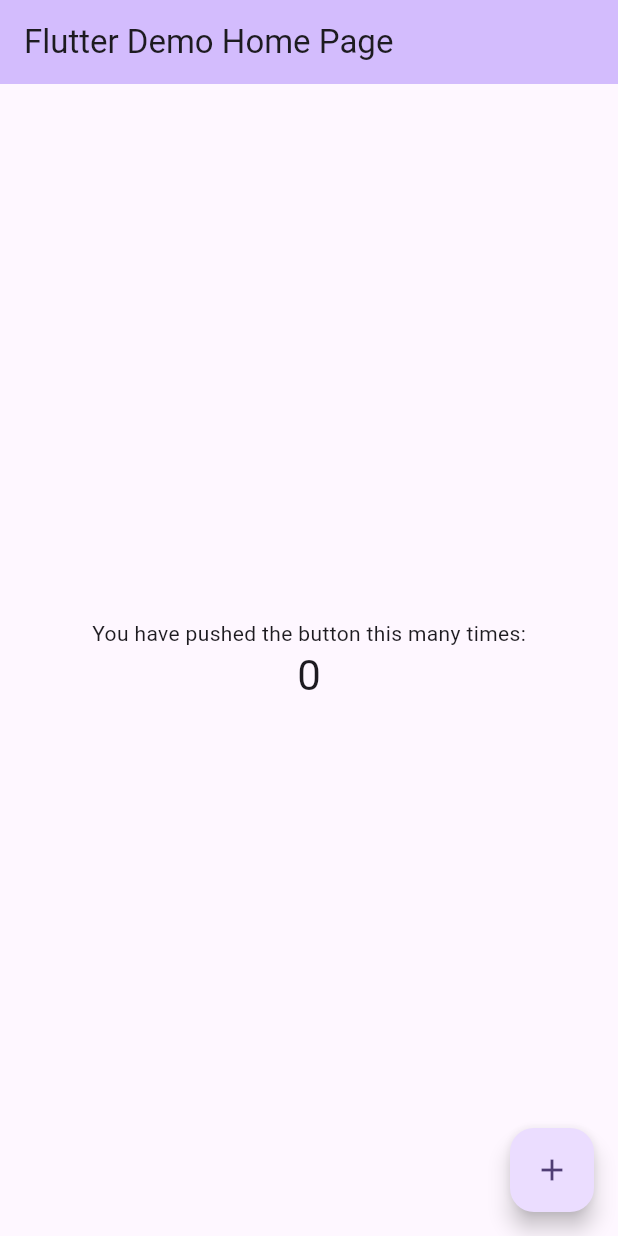
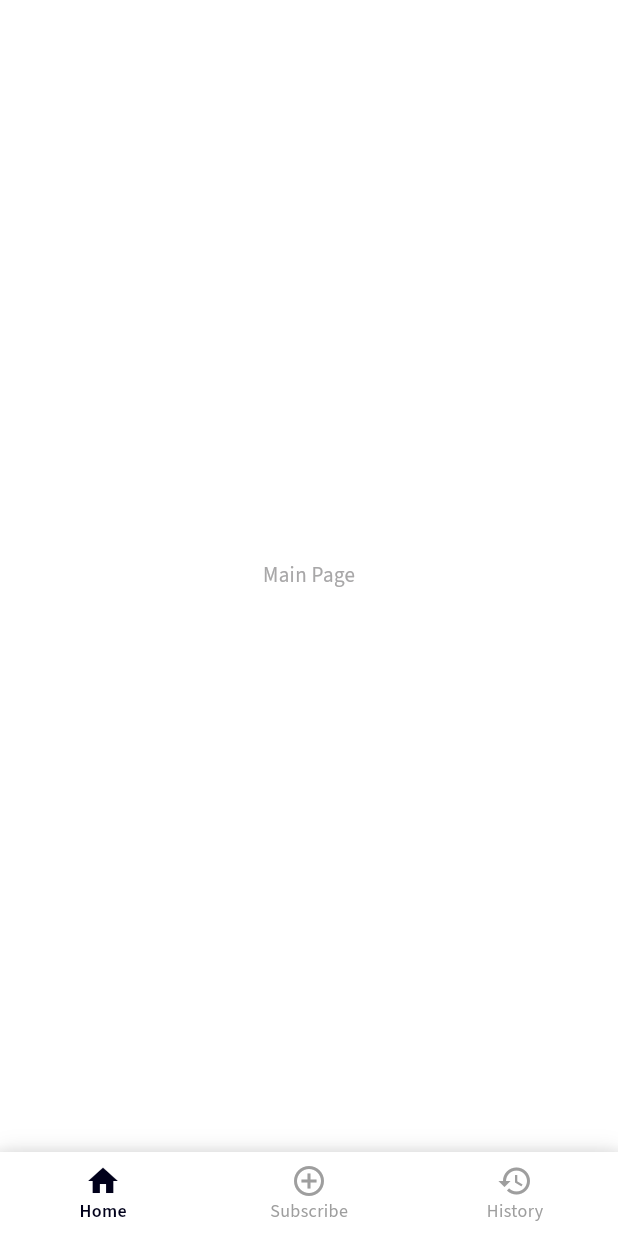
Before and after one commit to stivenDR14/fic-test-web-flutter, a Flutter app: the screen it shows after launch, on a phone screen of 412 x 824 dp. Run offline on Flutter 3.47's test engine with Material 3 defaults, Android fonts, the phone set to English and light mode, and no system bars; our stand-ins replace dio, get_it; statements that could not run were skipped.

Commit message:
first architecture version

```diff
--- /dev/null
+++ b/lib/config/router/app_router.dart
@@ -0,0 +1,104 @@
+import 'package:flutter/material.dart';
+import '../../features/home/presentation/pages/main_page.dart';
+import '../../features/subscription/presentation/subscribe_page.dart';
+import '../../features/history/presentation/pages/history_page.dart';
+
+// Simple router configuration
+enum AppRoute { main, subscribe, history }
+
+class AppRouter extends RouterDelegate<AppRoute>
+    with ChangeNotifier, PopNavigatorRouterDelegateMixin<AppRoute> {
+  static final AppRouter _instance = AppRouter._internal();
+  factory AppRouter() => _instance;
+  AppRouter._internal();
+
+  @override
+  final GlobalKey<NavigatorState> navigatorKey = GlobalKey<NavigatorState>();
+
+  AppRoute _currentRoute = AppRoute.main;
+
+  @override
+  AppRoute get currentConfiguration => _currentRoute;
+
+  @override
+  Widget build(BuildContext context) {
+    return Navigator(
+      key: navigatorKey,
+      pages: [_buildPage(_currentRoute)],
+      onPopPage: (route, result) {
+        if (!route.didPop(result)) return false;
+        _currentRoute = AppRoute.main;
+        notifyListeners();
+        return true;
+      },
+    );
+  }
+
+  Page _buildPage(AppRoute route) {
+    Widget page;
+    String name;
+
+    switch (route) {
+      case AppRoute.main:
+        page = const MainPage();
+        name = '/';
+        break;
+      case AppRoute.subscribe:
+        page = const SubscribePage();
+        name = '/subscribe';
+        break;
+      case AppRoute.history:
+        page = const HistoryPage();
+        name = '/history';
+        break;
+    }
+
+    return MaterialPage(key: ValueKey(name), name: name, child: page);
+  }
+
+  @override
+  Future<void> setNewRoutePath(AppRoute configuration) async {
+    _currentRoute = configuration;
+    notifyListeners();
+  }
+
+  // Simple navigation methods
+  static void navigateToMain() => _instance._navigate(AppRoute.main);
+  static void navigateToSubscribe() => _instance._navigate(AppRoute.subscribe);
+  static void navigateToHistory() => _instance._navigate(AppRoute.history);
+
+  void _navigate(AppRoute route) {
+    _currentRoute = route;
+    notifyListeners();
+  }
+}
+
+// Simple route information parser
+class SimpleRouteInformationParser extends RouteInformationParser<AppRoute> {
+  @override
+  Future<AppRoute> parseRouteInformation(
+    RouteInformation routeInformation,
+  ) async {
+    final path = routeInformation.uri.path;
+    switch (path) {
+      case '/subscribe':
+        return AppRoute.subscribe;
+      case '/history':
+        return AppRoute.history;
+      default:
+        return AppRoute.main;
+    }
+  }
+
+  @override
+  RouteInformation restoreRouteInformation(AppRoute configuration) {
+    switch (configuration) {
+      case AppRoute.main:
+        return RouteInformation(uri: Uri.parse('/'));
+      case AppRoute.subscribe:
+        return RouteInformation(uri: Uri.parse('/subscribe'));
+      case AppRoute.history:
+        return RouteInformation(uri: Uri.parse('/history'));
+    }
+  }
+}
--- /dev/null
+++ b/lib/config/theme/app_colors.dart
@@ -0,0 +1,25 @@
+import 'package:flutter/material.dart';
+
+class AppColors {
+  static const Color primary = Color(0xFF00001A);
+  static const Color secondary = Color(0xFF1B4278);
+
+  static const Color background = Colors.white;
+  static const Color surface = Colors.white;
+  static const Color error = Color(0xFFB00020);
+
+  static const Color textPrimary = Colors.black;
+  static const Color textSecondary = Color(0xFFA8A7A8);
+  static const Color textHint = Color(0xFF8E8E93);
+
+  static const Color itemsText = Colors.white;
+  static const Color itemsBackground = Color(0xFF0060C0);
+
+  static const Color tabUnselected = Color(0xFFA8A7A8);
+  static const Color tabSelected = Colors.black;
+  static const Color tabIndicator = Colors.black;
+  static const Color searchBarBackground = Color(0xFFEFEFEF);
+  static const Color eventLabel = Color(0xFFA8A7A8);
+  static const Color divider = Color(0xFFC0C0C0);
+  static const Color lightBorder = Color(0xFFfffff8);
+}
--- /dev/null
+++ b/lib/config/theme/app_theme.dart
@@ -0,0 +1,124 @@
+import 'package:flutter/material.dart';
+import 'app_colors.dart';
+
+class AppTheme {
+  static ThemeData get lightTheme {
+    return ThemeData(
+      primaryColor: AppColors.primary,
+      scaffoldBackgroundColor: AppColors.background,
+      colorScheme: ColorScheme.light(
+        primary: AppColors.primary,
+        secondary: AppColors.secondary,
+        surface: AppColors.surface,
+        error: AppColors.error,
+      ),
+
+      fontFamily: 'SourceSansPro',
+      textTheme: TextTheme(
+        headlineMedium: TextStyle(
+          color: AppColors.textPrimary,
+          fontSize: 22,
+          fontWeight: FontWeight.w600,
+        ),
+        titleLarge: TextStyle(
+          color: AppColors.textPrimary,
+          fontSize: 18,
+          fontWeight: FontWeight.w500,
+        ),
+        bodyLarge: TextStyle(color: AppColors.textPrimary, fontSize: 16),
+        bodyMedium: TextStyle(color: AppColors.textSecondary, fontSize: 14),
+        labelMedium: TextStyle(
+          color: AppColors.secondary,
+          fontSize: 14,
+          fontWeight: FontWeight.w500,
+        ),
+      ),
+
+      appBarTheme: AppBarTheme(
+        backgroundColor: AppColors.background,
+        foregroundColor: AppColors.textPrimary,
+        elevation: 0,
+        centerTitle: true,
+        iconTheme: IconThemeData(color: AppColors.textPrimary),
+        titleTextStyle: TextStyle(
+          color: AppColors.textPrimary,
+          fontSize: 20,
+          fontWeight: FontWeight.w600,
+        ),
+      ),
+
+      tabBarTheme: TabBarTheme(
+        labelColor: AppColors.tabSelected,
+        unselectedLabelColor: AppColors.tabUnselected,
+        indicatorSize: TabBarIndicatorSize.tab,
+        indicator: UnderlineTabIndicator(
+          borderSide: BorderSide(width: 2.0, color: AppColors.tabIndicator),
+        ),
+        labelStyle: TextStyle(fontSize: 14, fontWeight: FontWeight.w500),
+        unselectedLabelStyle: TextStyle(
+          fontSize: 14,
+          fontWeight: FontWeight.w400,
+        ),
+      ),
+
+      inputDecorationTheme: InputDecorationTheme(
+        filled: true,
+        fillColor: AppColors.searchBarBackground,
+        contentPadding: EdgeInsets.symmetric(horizontal: 16, vertical: 12),
+        border: OutlineInputBorder(
+          borderRadius: BorderRadius.circular(8),
+          borderSide: BorderSide.none,
+        ),
+        hintStyle: TextStyle(color: AppColors.textHint, fontSize: 14),
+      ),
+
+      // Divider
+      dividerTheme: DividerThemeData(
+        color: AppColors.divider,
+        thickness: 1,
+        space: 1,
+      ),
+
+      // Animaciones
+      pageTransitionsTheme: PageTransitionsTheme(
+        builders: {
+          TargetPlatform.android: CupertinoPageTransitionsBuilder(),
+          TargetPlatform.iOS: CupertinoPageTransitionsBuilder(),
+        },
+      ),
+    );
+  }
+
+  static TextStyle get eventNameStyle => TextStyle(
+    color: AppColors.secondary,
+    fontSize: 16,
+    fontWeight: FontWeight.w500,
+  );
+
+  static TextStyle get eventLabelStyle => TextStyle(
+    color: AppColors.eventLabel,
+    fontSize: 16,
+    fontWeight: FontWeight.w600,
+  );
+
+  static TextStyle get resourceNameStyle => TextStyle(
+    color: AppColors.textPrimary,
+    fontSize: 16,
+    fontWeight: FontWeight.w500,
+  );
+
+  static TextStyle get resourceIdStyle => TextStyle(
+    color: AppColors.textSecondary,
+    fontSize: 14,
+    fontWeight: FontWeight.w400,
+  );
+
+  static TextStyle get certificateItemStyle => TextStyle(
+    color: AppColors.textPrimary,
+    fontSize: 14,
+    fontWeight: FontWeight.w400,
+  );
+
+  static const double pagePadding = 16.0;
+  static const double itemSpacing = 8.0;
+}
--- /dev/null
+++ b/lib/core/widgets/app_bottom_navigation.dart
@@ -0,0 +1,73 @@
+import 'package:flutter/material.dart';
+import '../../config/router/app_router.dart';
+
+// Shared bottom navigation bar for main app navigation
+class AppBottomNavigation extends StatelessWidget {
+  final int currentIndex;
+
+  const AppBottomNavigation({super.key, required this.currentIndex});
+
+  @override
+  Widget build(BuildContext context) {
+    return Container(
+      decoration: BoxDecoration(
+        boxShadow: [
+          BoxShadow(
+            color: Colors.black.withOpacity(0.1),
+            blurRadius: 10,
+            offset: const Offset(0, -2),
+          ),
+        ],
+      ),
+      child: BottomNavigationBar(
+        currentIndex: currentIndex,
+        onTap: _onTap,
+        type: BottomNavigationBarType.fixed,
+        backgroundColor: Theme.of(context).scaffoldBackgroundColor,
+        selectedItemColor: Theme.of(context).primaryColor,
+        unselectedItemColor: Colors.grey,
+        selectedLabelStyle: const TextStyle(
+          fontWeight: FontWeight.w600,
+          fontSize: 12,
+        ),
+        unselectedLabelStyle: const TextStyle(
+          fontWeight: FontWeight.w400,
+          fontSize: 12,
+        ),
+        items: const [
+          BottomNavigationBarItem(
+            icon: Icon(Icons.home),
+            activeIcon: Icon(Icons.home),
+            label: 'Home',
+          ),
+          BottomNavigationBarItem(
+            icon: Icon(Icons.add_circle_outline),
+            activeIcon: Icon(Icons.add_circle),
+            label: 'Subscribe',
+          ),
+          BottomNavigationBarItem(
+            icon: Icon(Icons.history),
+            activeIcon: Icon(Icons.history),
+            label: 'History',
+          ),
+        ],
+      ),
+    );
+  }
+
+  void _onTap(int index) {
+    if (index == currentIndex) return;
+
+    switch (index) {
+      case 0:
+        AppRouter.navigateToMain();
+        break;
+      case 1:
+        AppRouter.navigateToSubscribe();
+        break;
+      case 2:
+        AppRouter.navigateToHistory();
+        break;
+    }
+  }
+}
--- /dev/null
+++ b/lib/features/home/presentation/pages/main_page.dart
@@ -0,0 +1,15 @@
+import 'package:flutter/material.dart';
+import '../../../../core/widgets/app_bottom_navigation.dart';
+
+// Main page with responsive design and excellent UX
+class MainPage extends StatelessWidget {
+  const MainPage({super.key});
+
+  @override
+  Widget build(BuildContext context) {
+    return Scaffold(
+      body: SafeArea(child: const Center(child: Text('Main Page'))),
+      bottomNavigationBar: const AppBottomNavigation(currentIndex: 0),
+    );
+  }
+}
--- a/lib/main.dart
+++ b/lib/main.dart
@@ -1,122 +1,39 @@
 import 'package:flutter/material.dart';
 
-void main() {
+import 'config/di/locator.dart';
+import 'config/router/app_router.dart';
+import 'config/theme/app_theme.dart';
+import 'core/resources/json_reader.dart';
+
+void main() async {
+  WidgetsFlutterBinding.ensureInitialized();
+  await JsonReader.initialize();
+  await initializeDependencies();
   runApp(const MyApp());
 }
 
 class MyApp extends StatelessWidget {
   const MyApp({super.key});
 
-  // This widget is the root of your application.
   @override
   Widget build(BuildContext context) {
-    return MaterialApp(
-      title: 'Flutter Demo',
-      theme: ThemeData(
-        // This is the theme of your application.
-        //
-        // TRY THIS: Try running your application with "flutter run". You'll see
-        // the application has a purple toolbar. Then, without quitting the app,
-        // try changing the seedColor in the colorScheme below to Colors.green
-        // and then invoke "hot reload" (save your changes or press the "hot
-        // reload" button in a Flutter-supported IDE, or press "r" if you used
-        // the command line to start the app).
-        //
-        // Notice that the counter didn't reset back to zero; the application
-        // state is not lost during the reload. To reset the state, use hot
-        // restart instead.
-        //
-        // This works for code too, not just values: Most code changes can be
-        // tested with just a hot reload.
-        colorScheme: ColorScheme.fromSeed(seedColor: Colors.deepPurple),
-      ),
-      home: const MyHomePage(title: 'Flutter Demo Home Page'),
+    return MaterialApp.router(
+      title: 'Fund Manager',
+      debugShowCheckedModeBanner: false,
+      theme: AppTheme.lightTheme,
+      themeMode: ThemeMode.system,
+      routerDelegate: AppRouter(),
+      routeInformationParser: SimpleRouteInformationParser(),
+      builder: (context, child) {
+        return MediaQuery(
+          data: MediaQuery.of(context).copyWith(
+            textScaler: MediaQuery.of(
+              context,
+            ).textScaler.clamp(minScaleFactor: 0.8, maxScaleFactor: 1.5),
+          ),
+          child: child!,
+        );
+      },
     );
   }
 }
-
-class MyHomePage extends StatefulWidget {
-  const MyHomePage({super.key, required this.title});
-
-  // This widget is the home page of your application. It is stateful, meaning
-  // that it has a State object (defined below) that contains fields that affect
-  // how it looks.
-
-  // This class is the configuration for the state. It holds the values (in this
-  // case the title) provided by the parent (in this case the App widget) and
-  // used by the build method of the State. Fields in a Widget subclass are
-  // always marked "final".
-
-  final String title;
-
-  @override
-  State<MyHomePage> createState() => _MyHomePageState();
-}
-
-class _MyHomePageState extends State<MyHomePage> {
-  int _counter = 0;
-
-  void _incrementCounter() {
-    setState(() {
-      // This call to setState tells the Flutter framework that something has
-      // changed in this State, which causes it to rerun the build method below
-      // so that the display can reflect the updated values. If we changed
-      // _counter without calling setState(), then the build method would not be
-      // called again, and so nothing would appear to happen.
-      _counter++;
-    });
-  }
-
-  @override
-  Widget build(BuildContext context) {
-    // This method is rerun every time setState is called, for instance as done
-    // by the _incrementCounter method above.
-    //
-    // The Flutter framework has been optimized to make rerunning build methods
-    // fast, so that you can just rebuild anything that needs updating rather
-    // than having to individually change instances of widgets.
-    return Scaffold(
-      appBar: AppBar(
-        // TRY THIS: Try changing the color here to a specific color (to
-        // Colors.amber, perhaps?) and trigger a hot reload to see the AppBar
-        // change color while the other colors stay the same.
-        backgroundColor: Theme.of(context).colorScheme.inversePrimary,
-        // Here we take the value from the MyHomePage object that was created by
-        // the App.build method, and use it to set our appbar title.
-        title: Text(widget.title),
-      ),
-      body: Center(
-        // Center is a layout widget. It takes a single child and positions it
-        // in the middle of the parent.
-        child: Column(
-          // Column is also a layout widget. It takes a list of children and
-          // arranges them vertically. By default, it sizes itself to fit its
-          // children horizontally, and tries to be as tall as its parent.
-          //
-          // Column has various properties to control how it sizes itself and
-          // how it positions its children. Here we use mainAxisAlignment to
-          // center the children vertically; the main axis here is the vertical
-          // axis because Columns are vertical (the cross axis would be
-          // horizontal).
-          //
-          // TRY THIS: Invoke "debug painting" (choose the "Toggle Debug Paint"
-          // action in the IDE, or press "p" in the console), to see the
-          // wireframe for each widget.
-          mainAxisAlignment: MainAxisAlignment.center,
-          children: <Widget>[
-            const Text('You have pushed the button this many times:'),
-            Text(
-              '$_counter',
-              style: Theme.of(context).textTheme.headlineMedium,
-            ),
-          ],
-        ),
-      ),
-      floatingActionButton: FloatingActionButton(
-        onPressed: _incrementCounter,
-        tooltip: 'Increment',
-        child: const Icon(Icons.add),
-      ), // This trailing comma makes auto-formatting nicer for build methods.
-    );
-  }
-}
```
Also changed, not shown: db.json (added, +34 -0 lines), lib/config/di/locator.dart (added, +18 -0 lines), lib/core/resources/json_reader.dart (added, +15 -0 lines), lib/features/history/presentation/pages/history_page.dart (added, +11 -0 lines), lib/features/subscription/presentation/subscribe_page.dart (added, +11 -0 lines), pubspec.yaml (+28 -13 lines), lib/config/theme/fonts/SourceSans3-Bold.ttf (added), lib/config/theme/fonts/SourceSans3-ExtraBold.ttf (added), lib/config/theme/fonts/SourceSans3-Light.ttf (added), lib/config/theme/fonts/SourceSans3-Medium.ttf (added), lib/config/theme/fonts/SourceSans3-Regular.ttf (added), lib/config/theme/fonts/SourceSans3-SemiBold.ttf (added), pubspec.lock, 1 other file.
